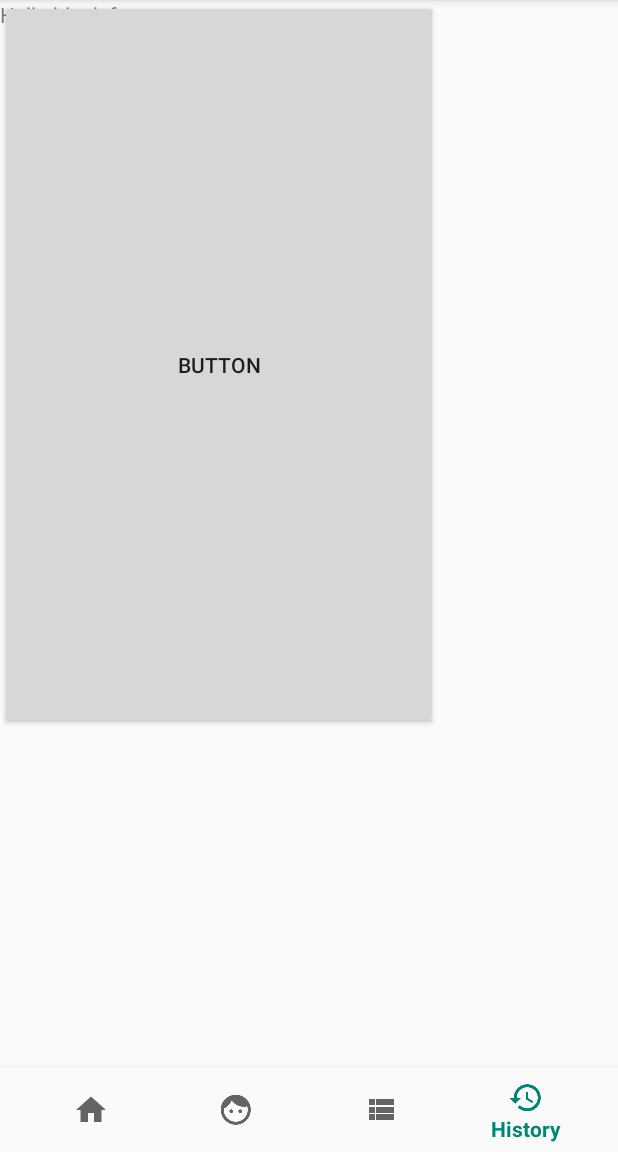
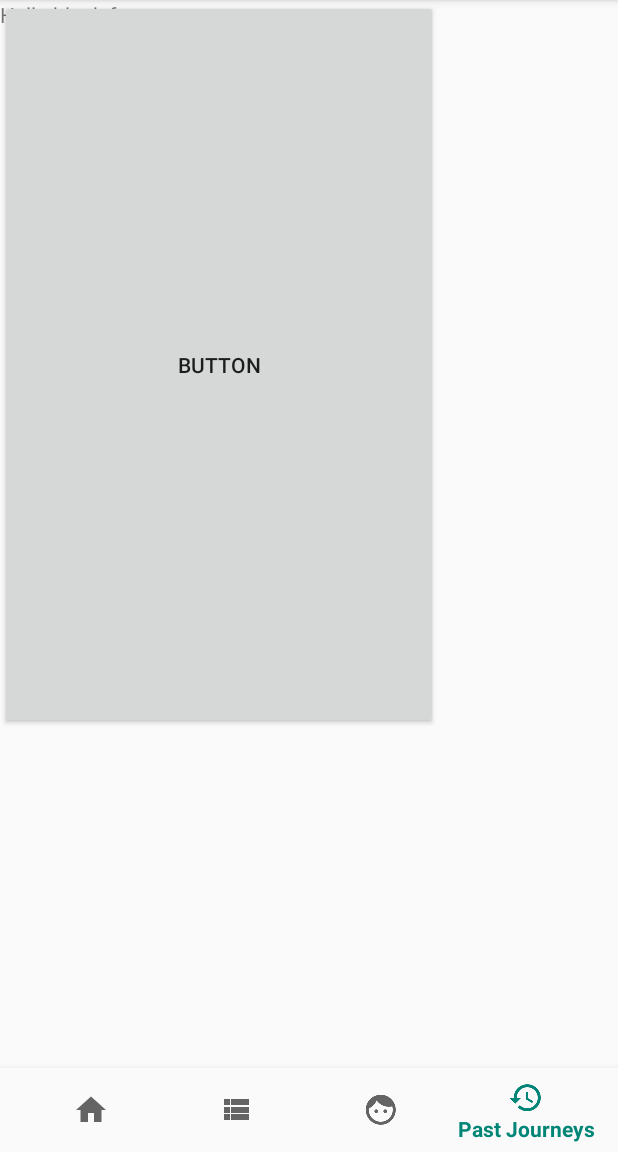
Before and after one commit to ECSE321-Fall2018/t09, an Android app: the UserActivity screen opened directly, with no data from a screen before it, item 4 of the bottom bar chosen, on a phone screen of 412 x 824 dp, the part 84-1236 px from its top. Run offline under Robolectric (Android 15) with nearby library versions, the phone set to English and light mode, and no system bars; libraries missing offline, so code that uses them is left out: com.loopj.android; 1 statement that could not run was skipped.

Commit message:
Refactored IDs, Changed HerokuApp's domain to Thomas's, Removed Hard-coded values when checking which BottomNavBar item is clicked.

```diff
--- a/Passenger/RideShare9/app/src/main/java/ca/mcgill/ecse321/rideshare9/HttpUtils.java
+++ b/Passenger/RideShare9/app/src/main/java/ca/mcgill/ecse321/rideshare9/HttpUtils.java
@@ -9,7 +9,7 @@ import com.loopj.android.http.RequestParams;
 import cz.msebera.android.httpclient.HttpEntity;
 
 public class HttpUtils {
-    public static final String DEFAULT_BASE_URL = "https://rideshare9.herokuapp.com/";
+    public static final String DEFAULT_BASE_URL = "https://group9-carpool.herokuapp.com/";
 
     private static String baseUrl;
     private static AsyncHttpClient client = new AsyncHttpClient();
--- a/Passenger/RideShare9/app/src/main/java/ca/mcgill/ecse321/rideshare9/user/UserActivity.java
+++ b/Passenger/RideShare9/app/src/main/java/ca/mcgill/ecse321/rideshare9/user/UserActivity.java
@@ -5,6 +5,7 @@ import android.os.Bundle;
 import android.support.annotation.NonNull;
 import android.support.design.widget.BottomNavigationView;
 import android.support.v4.view.ViewPager;
+import android.support.v7.app.ActionBar;
 import android.support.v7.app.AppCompatActivity;
 import android.view.MenuItem;
 
@@ -15,12 +16,18 @@ import static com.loopj.android.http.AsyncHttpClient.log;
 public class UserActivity extends AppCompatActivity implements YouFragment.OnFragmentInteractionListener,
 HomeFragment.OnFragmentInteractionListener{
 
+    private ActionBar toolbar;
+
     @Override
     protected void onCreate(Bundle savedInstanceState) {
         super.onCreate(savedInstanceState);
         setContentView(R.layout.activity_user);
         // init UI
         BottomNavigationView navigation = (BottomNavigationView) findViewById(R.id.navigation);
+
+        // init toolbar (the bar at the top of the app)
+        toolbar = getSupportActionBar();
+        toolbar.setTitle(getString(R.string.app_name));
 
         //init viewPager and Adapter
         final ViewPager viewPager = (NoSwipePager) findViewById(R.id.viewpager);
@@ -50,20 +57,20 @@ HomeFragment.OnFragmentInteractionListener{
             @Override
             public boolean onNavigationItemSelected(@NonNull MenuItem menuItem) {
                 log.d("selected item",menuItem.getItemId()+"");
-                if(menuItem.getTitle().toString().equals("Now") ){
+                if(menuItem.getItemId() == R.id.navigation_currentTrip){
                     viewPager.setCurrentItem(0);
                     return true;
                 }
-                else if(menuItem.getTitle().toString().equals("You")){
+                else if(menuItem.getItemId() == R.id.navigation_you){
                     viewPager.setCurrentItem(1);
                     return true;
                 }
-                else if(menuItem.getTitle().toString().equals("Advertisement")){
+                else if(menuItem.getItemId() == R.id.navigation_Advertisements){
                     //TODO
                     //Place saved for adv_list
                     return true;
                 }
-                else if(menuItem.getTitle().toString().equals("History")){
+                else if(menuItem.getItemId() == R.id.navigation_History){
                     //TODO
                     //Place saved for history
                     return true;
--- a/Passenger/RideShare9/app/src/main/res/menu/navigation.xml
+++ b/Passenger/RideShare9/app/src/main/res/menu/navigation.xml
@@ -1,11 +1,15 @@
 <?xml version="1.0" encoding="utf-8"?>
 <menu xmlns:android="http://schemas.android.com/apk/res/android">
-
 
     <item
         android:id="@+id/navigation_currentTrip"
         android:icon="@drawable/ic_home_black_24dp"
-        android:title="@string/title_now" />
+        android:title="@string/title_current_trips" />
+
+    <item
+        android:id="@+id/navigation_Advertisements"
+        android:icon="@drawable/ic_view_list_black_24dp"
+        android:title="@string/title_adv" />
 
     <item
         android:id="@+id/navigation_you"
@@ -13,15 +17,8 @@
         android:title="@string/title_you" />
 
     <item
-        android:id="@+id/navigation_Advertisements"
-        android:icon="@drawable/ic_view_list_black_24dp"
-        android:title="@string/title_adv" />
-
-    <item
         android:id="@+id/navigation_History"
         android:icon="@drawable/ic_history_black_24dp"
         android:title="@string/title_history" />
 
-
-
 </menu>
--- a/Passenger/RideShare9/app/src/main/res/values/strings.xml
+++ b/Passenger/RideShare9/app/src/main/res/values/strings.xml
@@ -23,10 +23,10 @@
     <string name="toLogin">Already a member? login here</string>
     <string name="loginError">Error</string>
     <string name="title_activity_user">UserActivity</string>
-    <string name="title_you">You</string>
-    <string name="title_adv">Advertisement</string>
-    <string name="title_history">History</string>
-    <string name="title_now">Now</string>
+    <string name="title_you">Profile</string>
+    <string name="title_adv">Available Journeys</string>
+    <string name="title_history">Past Journeys</string>
+    <string name="title_current_trips">Current Journeys</string>
 
     <!-- TODO: Remove or change this placeholder text -->
     <string name="hello_blank_fragment">Hello blank fragment</string>
```
